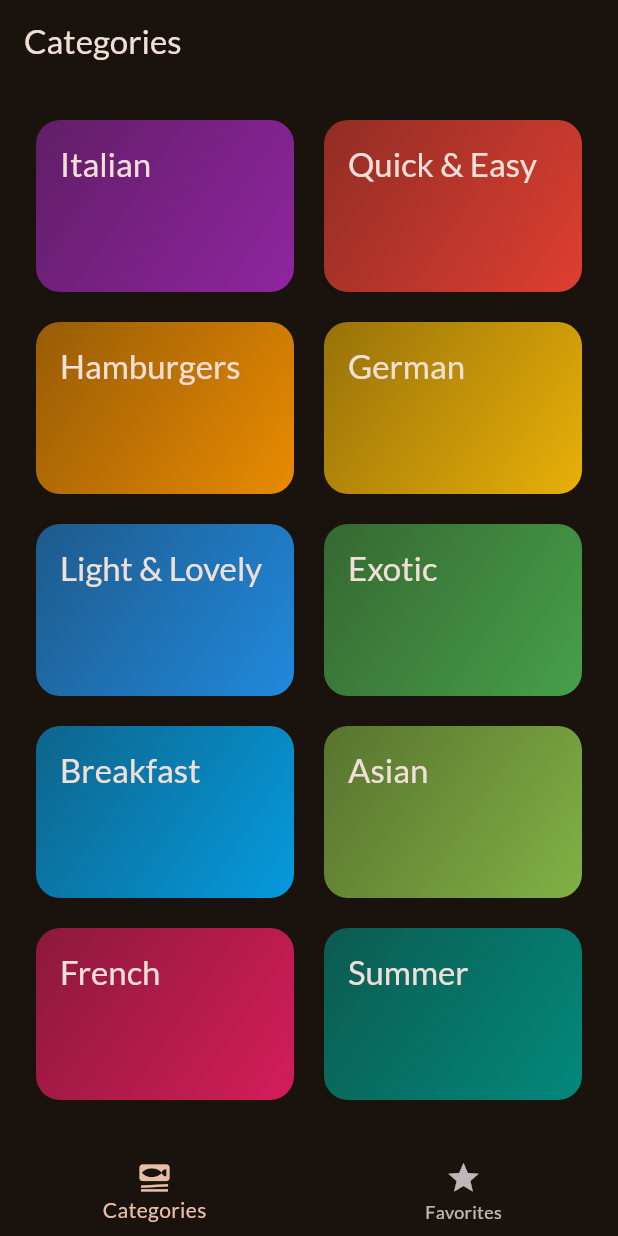
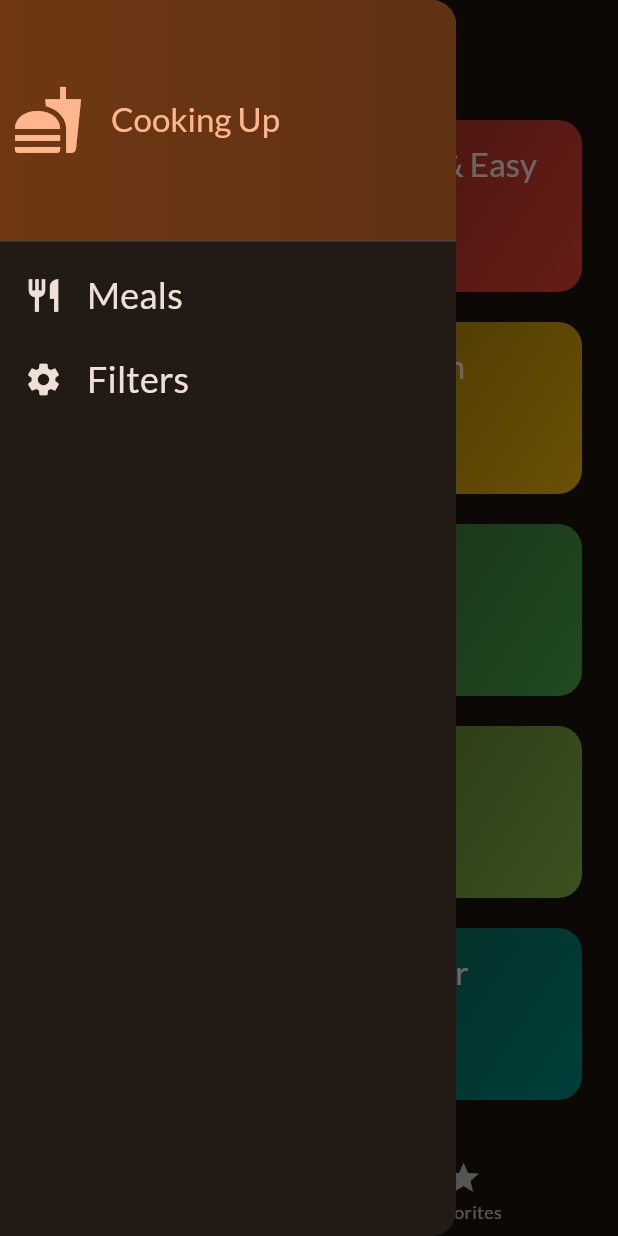
Before and after one commit to priyanshu251/meals, a Flutter app: the screen it shows after launch, with the side drawer open (before the commit the screen has no drawer), on a phone screen of 412 x 824 dp. Run offline on Flutter 3.47's test engine with Material 2 defaults, Android fonts, the phone set to English and light mode, and no system bars; our stand-ins replace google_fonts, transparent_image.

Commit message:
second commit

```diff
--- a/lib/screens/categories.dart
+++ b/lib/screens/categories.dart
@@ -3,12 +3,19 @@ import 'package:meals_app/data/dummy_data.dart';
 import 'package:meals_app/widgets/category_grid_item.dart';
 import 'package:meals_app/screens/meals.dart';
 import 'package:meals_app/models/category.dart';
+import 'package:meals_app/models/meal.dart';
 
 class CategoriesScreen extends StatelessWidget {
-  const CategoriesScreen({super.key});
+  const CategoriesScreen(
+      {super.key,
+      required this.onToggleFavorite,
+      required this.availableMeals});
+
+  final void Function(Meal meal) onToggleFavorite;
+  final List<Meal> availableMeals;
 
   void _SelectCategory(BuildContext context, Category category) {
-    final filteredMeals = dummyMeals
+    final filteredMeals = availableMeals
         .where((meal) => meal.categories.contains(category.id))
         .toList();
     Navigator.push(
@@ -17,6 +24,7 @@ class CategoriesScreen extends StatelessWidget {
             builder: ((context) => MealsScreen(
                   title: category.title,
                   meals: filteredMeals,
+                  onToggleFavorite: onToggleFavorite,
                 ))));
   }
 
--- a/lib/screens/tabs.dart
+++ b/lib/screens/tabs.dart
@@ -1,6 +1,17 @@
 import 'package:flutter/material.dart';
+import 'package:meals_app/data/dummy_data.dart';
 import 'package:meals_app/screens/categories.dart';
+import 'package:meals_app/screens/filters.dart';
 import 'package:meals_app/screens/meals.dart';
+import 'package:meals_app/models/meal.dart';
+import 'package:meals_app/widgets/main_drawer.dart';
+
+const kInitialFilters = {
+  Filter.glutenFree: false,
+  Filter.lactosefree: false,
+  Filter.vegetarian: false,
+  Filter.vegan: false,
+};
 
 class TabsScreen extends StatefulWidget {
   const TabsScreen({super.key});
@@ -12,19 +23,83 @@ class TabsScreen extends StatefulWidget {
 class _TabsScreenState extends State<TabsScreen> {
   int _selectPageIndex = 0;
 
+  final List<Meal> _favoriteMeals = [];
+  Map<Filter, bool> _selectedFilters = {
+    Filter.glutenFree: false,
+    Filter.lactosefree: false,
+    Filter.vegetarian: false,
+    Filter.vegan: false,
+  };
+
+  void _showInfoMessage(String message) {
+    ScaffoldMessenger.of(context).clearSnackBars();
+    ScaffoldMessenger.of(context)
+        .showSnackBar(SnackBar(content: Text(message)));
+  }
+
+  void _toggleMealFavoriteStatus(Meal meal) {
+    final isExisting = _favoriteMeals.contains(meal); //this returns bool
+    if (isExisting) {
+      setState(() {
+        _favoriteMeals.remove(meal);
+        _showInfoMessage('Meal is no longer a favorite');
+      });
+    } else {
+      setState(() {
+        _favoriteMeals.add(meal);
+      });
+      _showInfoMessage('Meal is marked as favorite');
+    }
+  }
+
   void _selectPage(int index) {
     setState(() {
       _selectPageIndex = index;
     });
   }
 
+  void _setScreen(String identifier) async {
+    Navigator.pop(context);
+    if (identifier == 'filters') {
+      final result = await Navigator.push<Map<Filter, bool>>(
+          context, //type is provided to push (what type of future value wil push recieve)
+          MaterialPageRoute(
+              builder: ((context) =>
+                  FilterScreen(currentFilters: _selectedFilters))));
+      setState(() {
+        _selectedFilters = result ?? kInitialFilters;
+      });
+    }
+  }
+
   @override
   Widget build(BuildContext context) {
-    Widget activePage = const CategoriesScreen();
+    final availableMeals = dummyMeals.where((meal) {
+      if (_selectedFilters[Filter.glutenFree]! && !meal.isGlutenFree) {
+        return false;
+      }
+      if (_selectedFilters[Filter.lactosefree]! && !meal.isLactoseFree) {
+        return false;
+      }
+      if (_selectedFilters[Filter.vegetarian]! && !meal.isVegetarian) {
+        return false;
+      }
+      if (_selectedFilters[Filter.vegan]! && !meal.isVegan) {
+        return false;
+      }
+      return true;
+    }).toList(); // here the meals are already filtered based on selected filter then passed to categories screen then there category filter is applied
+    Widget activePage = CategoriesScreen(
+      onToggleFavorite: _toggleMealFavoriteStatus,
+      availableMeals: availableMeals,
+    ); //setting default tab screen
     var activePageTitle = 'Categories';
 
     if (_selectPageIndex == 1) {
-      activePage = const MealsScreen(meals: []);
+      activePage = MealsScreen(
+        meals: _favoriteMeals,
+        onToggleFavorite: _toggleMealFavoriteStatus,
+      );
       activePageTitle = 'Your Favorites';
     }
 
@@ -32,6 +107,7 @@ class _TabsScreenState extends State<TabsScreen> {
       appBar: AppBar(
         title: Text(activePageTitle),
       ),
+      drawer: MainDrawer(onSelectScreen: _setScreen),
       body: activePage,
       bottomNavigationBar: BottomNavigationBar(
         onTap: _selectPage,
--- /dev/null
+++ b/lib/widgets/main_drawer.dart
@@ -0,0 +1,83 @@
+import 'package:flutter/material.dart';
+
+class MainDrawer extends StatelessWidget {
+  const MainDrawer({super.key, required this.onSelectScreen});
+
+  final void Function(String indentifier) onSelectScreen;
+
+  @override
+  Widget build(BuildContext context) {
+    return Drawer(
+      child: Column(
+        children: [
+          DrawerHeader(
+            padding: const EdgeInsets.all(8),
+            decoration: BoxDecoration(
+              gradient: LinearGradient(
+                colors: [
+                  Theme.of(context).colorScheme.primaryContainer,
+                  Theme.of(context)
+                      .colorScheme
+                      .primaryContainer
+                      .withOpacity(0.8),
+                ],
+              ),
+            ),
+            child: Row(
+              children: [
+                Icon(
+                  Icons.fastfood,
+                  size: 48,
+                  color: Theme.of(context).colorScheme.primary,
+                ),
+                const SizedBox(
+                  width: 18,
+                ),
+                Text(
+                  'Cooking Up',
+                  style: Theme.of(context).textTheme.titleLarge!.copyWith(
+                        color: Theme.of(context).colorScheme.primary,
+                      ),
+                )
+              ],
+            ),
+          ),
+          ListTile(
+            leading: Icon(
+              Icons.restaurant,
+              size: 26,
+              color: Theme.of(context).colorScheme.onBackground,
+            ),
+            title: Text(
+              'Meals',
+              style: Theme.of(context).textTheme.titleSmall!.copyWith(
+                    color: Theme.of(context).colorScheme.onBackground,
+                    fontSize: 24,
+                  ),
+            ),
+            onTap: () {
+              onSelectScreen('meals');
+            },
+          ),
+          ListTile(
+            leading: Icon(
+              Icons.settings,
+              size: 26,
+              color: Theme.of(context).colorScheme.onBackground,
+            ),
+            title: Text(
+              'Filters',
+              style: Theme.of(context).textTheme.titleSmall!.copyWith(
+                    color: Theme.of(context).colorScheme.onBackground,
+                    fontSize: 24,
+                  ),
+            ),
+            onTap: () {
+              onSelectScreen('filters');
+            },
+          ),
+        ],
+      ),
+    );
+  }
+}
--- a/lib/widgets/meal_item.dart
+++ b/lib/widgets/meal_item.dart
@@ -17,7 +17,7 @@ class MealItem extends StatelessWidget {
   String get affordabilityText {
     return meal.affordability.name[0].toUpperCase() +
         meal.affordability.name.substring(1);
-  }
+  } //imp
 
   @override
   Widget build(BuildContext context) {
```
Also changed, not shown: lib/screens/filters.dart (added, +155 -0 lines), lib/screens/meal_details.dart (+26 -3 lines), lib/screens/meals.dart (+13 -3 lines).
